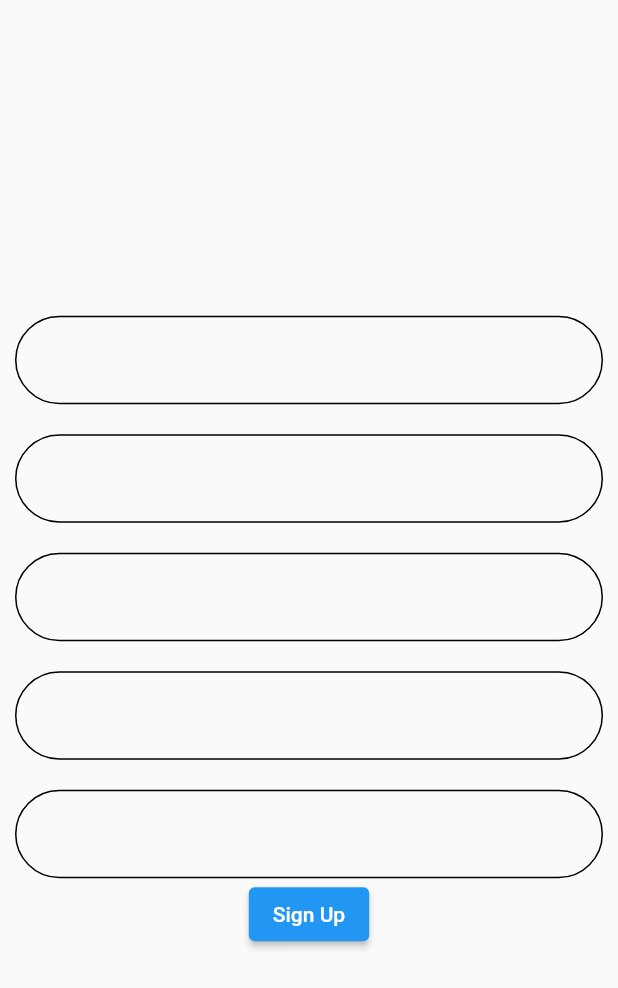
After one commit to Ewiglife-Cloud-Technologies/e-com-app-version-1.0, a Flutter app: the SignUpForm screen opened directly, after a tap on "Sign Up", on a phone screen of 412 x 824 dp. The commit adds this screen. Shown: the top 988 px of the screen. Run offline on Flutter 3.47's test engine with Material 2 defaults, Android fonts, the phone set to English and light mode, and no system bars; our stand-ins replace dio; accounts and stored records are empty.

Commit message:
for dhola

```diff
--- /dev/null
+++ b/lib/Screens/signupform.dart
@@ -0,0 +1,81 @@
+import 'package:e_com_app_v_1_0/Models/UserModel.dart';
+import 'package:e_com_app_v_1_0/Services/ApiService.dart';
+import 'package:flutter/material.dart';
+
+class SignUpForm extends StatefulWidget {
+  const SignUpForm({Key key}) : super(key: key);
+
+  @override
+  _SignUpFormState createState() => _SignUpFormState();
+}
+
+class _SignUpFormState extends State<SignUpForm> {
+  TextEditingController lnamecontroller = TextEditingController();
+  TextEditingController fnameController = TextEditingController();
+  TextEditingController passwordController = TextEditingController();
+  TextEditingController confPassController = TextEditingController();
+  TextEditingController emailController = TextEditingController();
+
+  UserModel model;
+  ApiService apiService;
+
+  @override
+  Widget build(BuildContext context) {
+    return Scaffold(
+      body: Container(
+        child: Column(
+          mainAxisAlignment: MainAxisAlignment.center,
+          children: [
+            MyTextFormField(
+              controller: fnameController,
+            ),
+            MyTextFormField(
+              controller: lnamecontroller,
+            ),
+            MyTextFormField(
+              controller: emailController,
+            ),
+            MyTextFormField(
+              controller: passwordController,
+            ),
+            MyTextFormField(
+              controller: confPassController,
+            ),
+            ElevatedButton(
+                onPressed: () {
+                  setState(() {
+                    model.firstName = fnameController.text;
+                    model.lastName = lnamecontroller.text;
+                    model.email = emailController.text;
+                    model.password = passwordController.text;
+                    apiService.createUser(model);
+                  });
+                },
+                child: Text('Sign Up')),
+          ],
+        ),
+      ),
+    );
+  }
+}
+
+class MyTextFormField extends StatelessWidget {
+  TextEditingController controller;
+  MyTextFormField({@required this.controller});
+
+  @override
+  Widget build(BuildContext context) {
+    return Padding(
+      padding: const EdgeInsets.only(top: 20.0, left: 10, right: 10),
+      child: TextFormField(
+        controller: controller,
+        decoration: InputDecoration(
+          enabledBorder: OutlineInputBorder(
+            borderRadius: BorderRadius.circular(50),
+            borderSide: BorderSide(color: Colors.black),
+          ),
+        ),
+      ),
+    );
+  }
+}
--- a/lib/Services/ApiService.dart
+++ b/lib/Services/ApiService.dart
@@ -9,7 +9,7 @@ import 'package:e_com_app_v_1_0/Models/UserModel.dart';
 class ApiService {
   Future<bool> createUser(UserModel model) async {
     var uri =
-        'https://faf10d485cc52aaf28f257a4d5261dbb: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@ewiglife-demostore.myshopify.com/admin/api/2021-07/customers.json';
+        'https://4ebf96eaaf71f909a5d6996023b84a18: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@ewiglifeapptest.myshopify.com/admin/api/2021-07/customers.json';
     bool ret = false;
 
     try {
--- a/lib/Utils/Config.dart
+++ b/lib/Utils/Config.dart
@@ -1,6 +1,6 @@
 class Config {
   static String url = "ewiglife-demostore.myshopify.com/admin/api/2021-07";
-  static String key = "faf10d485cc52aaf28f257a4d5261dbb";
-  static String secret = "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";
+  static String key = "4ebf96eaaf71f909a5d6996023b84a18";
+  static String secret = "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";
   static String customerUrl = "/customers.json";
 }
```
Also changed, not shown: lib/Screens/Signup.dart (+11 -3 lines), lib/Screens/home.dart (added, +21 -0 lines), lib/Utils/FormHelper.dart (+12 -14 lines), lib/main.dart (+1 -71 lines), 31 other files.
